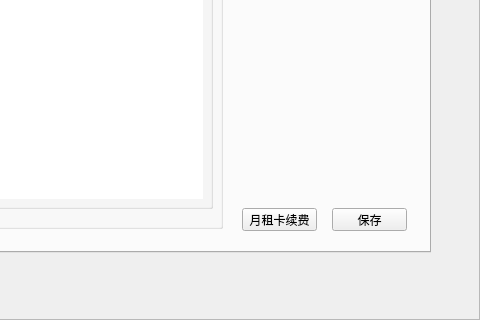
Above: UIWnd/monthlycard.ui from jjzhang166/ParkCode before the change; both pictures show x 910 to 1390 and y 498 to 818 of the 1390 by 818 pixel window. Below: the same form after it.
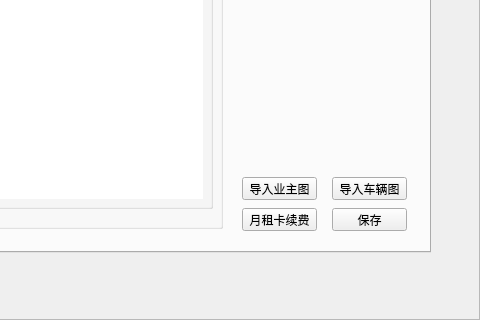
That is the form after the change. Icons and pictures are not drawn.

The edit to the form file:
```diff
--- a/UIWnd/monthlycard.ui
+++ b/UIWnd/monthlycard.ui
@@ -751,6 +751,32 @@
        <string>保存</string>
       </property>
      </widget>
+     <widget class="QPushButton" name="btnLoadUserImg">
+      <property name="geometry">
+       <rect>
+        <x>1110</x>
+        <y>359</y>
+        <width>75</width>
+        <height>23</height>
+       </rect>
+      </property>
+      <property name="text">
+       <string>导入业主图</string>
+      </property>
+     </widget>
+     <widget class="QPushButton" name="btnLoadCarImg">
+      <property name="geometry">
+       <rect>
+        <x>1200</x>
+        <y>359</y>
+        <width>75</width>
+        <height>23</height>
+       </rect>
+      </property>
+      <property name="text">
+       <string>导入车辆图</string>
+      </property>
+     </widget>
     </widget>
     <widget class="QWidget" name="tab_2">
      <attribute name="title">
```
